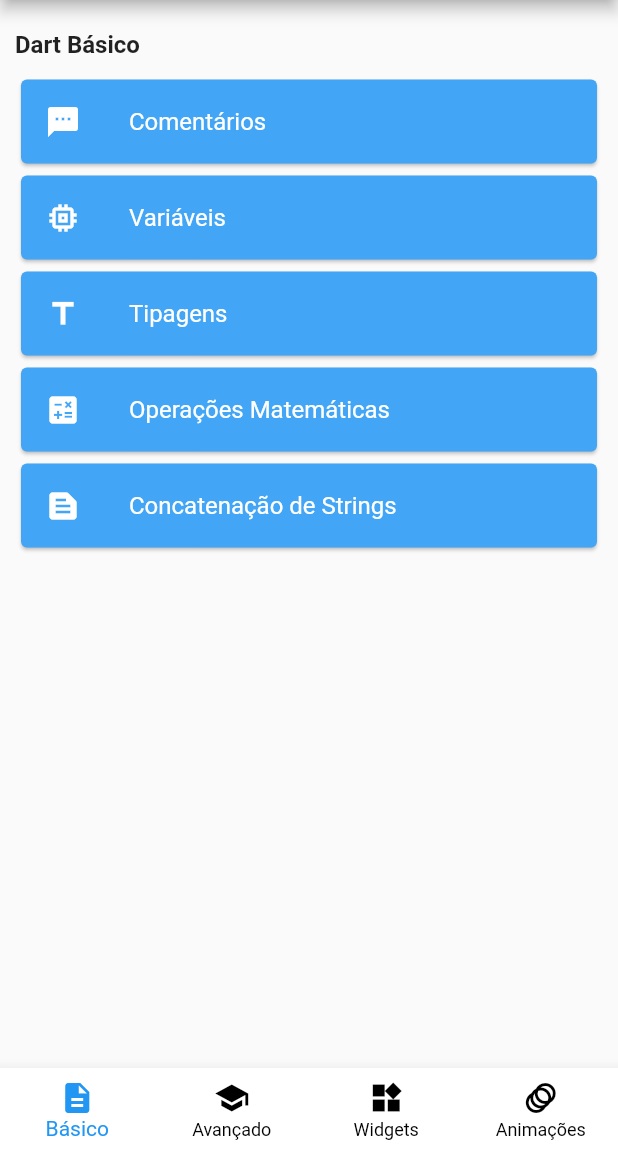
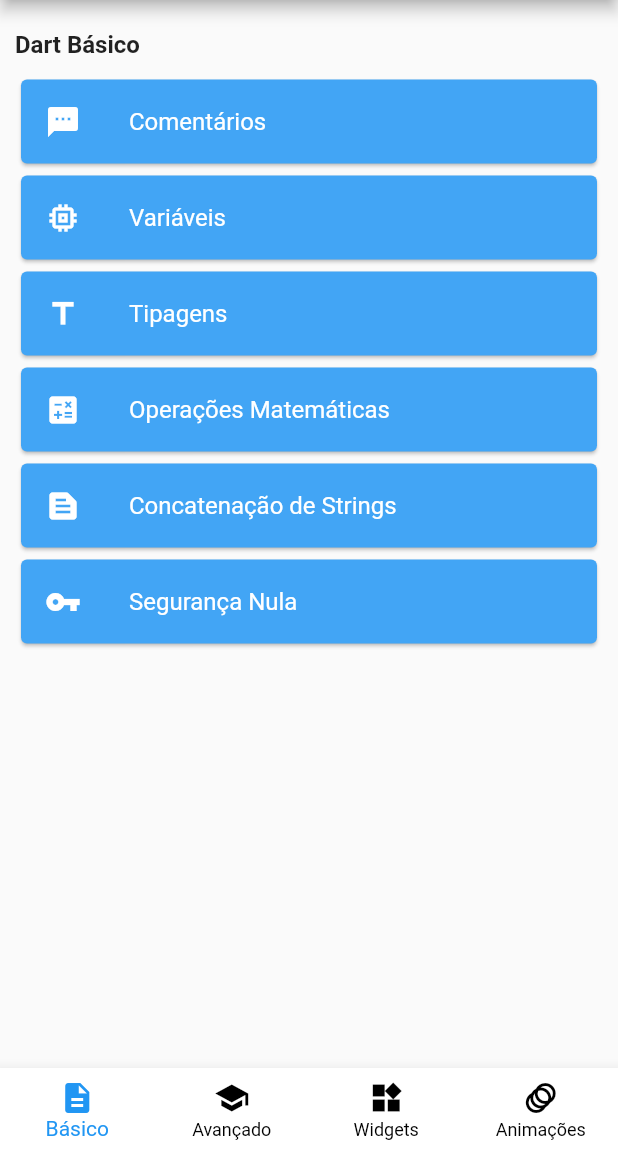
Before and after one commit to charleslana/flutter_snippets, a Flutter app: the screen it shows after launch, on a phone screen of 412 x 824 dp, the part 84-1236 px from its top. Run offline on Flutter 3.47's test engine with Material 2 defaults, Android fonts, the phone set to English and light mode, and no system bars.

Commit message:
feat(snippet null safety): add

```diff
--- a/lib/main.dart
+++ b/lib/main.dart
@@ -3,6 +3,7 @@ import 'package:flutter_snippets/src/routes/app_routes.dart';
 import 'package:flutter_snippets/src/snippets/snippet_comments.dart';
 import 'package:flutter_snippets/src/snippets/snippet_concat_strings.dart';
 import 'package:flutter_snippets/src/snippets/snippet_math_operations.dart';
+import 'package:flutter_snippets/src/snippets/snippet_null_safety.dart';
 import 'package:flutter_snippets/src/snippets/snippet_types.dart';
 import 'package:flutter_snippets/src/snippets/snippet_variables.dart';
 import 'package:flutter_snippets/src/views/snippet_advanced.dart';
@@ -36,6 +37,7 @@ class MyApp extends StatelessWidget {
           AppRoutes.SNIPPET_TYPES: (_) => SnippetTypes(),
           AppRoutes.SNIPPET_MATH_OPERATIONS: (_) => SnippetMathOperations(),
           AppRoutes.SNIPPET_CONCAT_STRINGS: (_) => SnippetConcatStrings(),
+          AppRoutes.SNIPPET_NULL_SAFETY: (_) => SnippetNullSafety()
         },
       ),
     );
--- a/lib/src/constants/app_constants.dart
+++ b/lib/src/constants/app_constants.dart
@@ -11,4 +11,5 @@ class AppConstants {
   static const TEXT_CARD_BASIC_TYPES = 'Tipagens';
   static const TEXT_CARD_BASIC_MATH_OPERATIONS = 'Operações Matemáticas';
   static const TEXT_CARD_BASIC_CONCAT_STRINGS = 'Concatenação de Strings';
+  static const TEXT_CARD_BASIC_NULL_SAFETY = 'Segurança Nula';
 }
--- a/lib/src/routes/app_routes.dart
+++ b/lib/src/routes/app_routes.dart
@@ -8,4 +8,5 @@ class AppRoutes {
   static const SNIPPET_TYPES = '/snippet-types';
   static const SNIPPET_MATH_OPERATIONS = '/snippet-math-operations';
   static const SNIPPET_CONCAT_STRINGS = '/snippet-concat-strings';
+  static const SNIPPET_NULL_SAFETY = '/snippet-null-safety';
 }
--- a/lib/src/views/snippet_basic.dart
+++ b/lib/src/views/snippet_basic.dart
@@ -58,6 +58,12 @@ class SnippetBasic extends StatelessWidget {
                 onPressed: () => Navigator.of(context)
                     .pushNamed(AppRoutes.SNIPPET_CONCAT_STRINGS),
               ),
+              AppCard(
+                text: AppConstants.TEXT_CARD_BASIC_NULL_SAFETY,
+                icon: Icons.vpn_key,
+                onPressed: () => Navigator.of(context)
+                    .pushNamed(AppRoutes.SNIPPET_NULL_SAFETY),
+              ),
             ],
           ),
         ),
```
Also changed, not shown: assets/snippets/null_safety.txt (added, +40 -0 lines), lib/src/snippets/snippet_null_safety.dart (added, +43 -0 lines).
